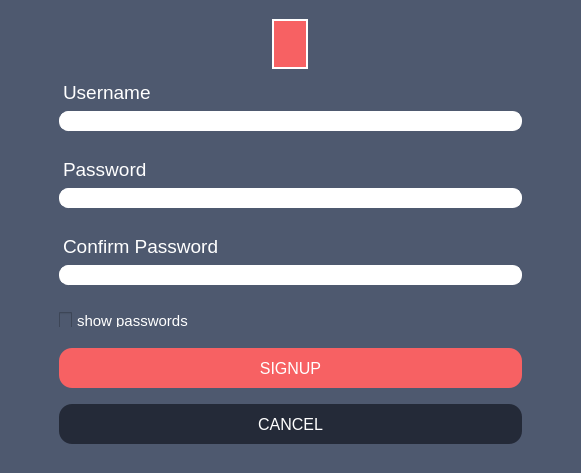
Before: the Qt Designer form src/client/gui/ui/registration.ui in aleoli/Shared-Editor, drawn with Qt 5.
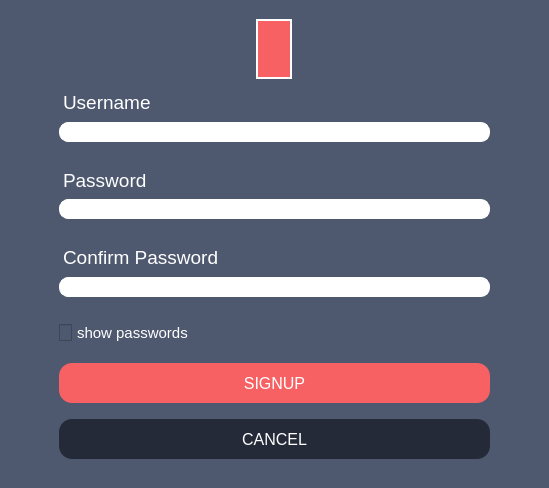
After: the same form once the commit is applied. Icons and pictures are not drawn.

```diff
--- a/src/client/gui/ui/registration.ui
+++ b/src/client/gui/ui/registration.ui
@@ -6,8 +6,8 @@
    <rect>
     <x>0</x>
     <y>0</y>
-    <width>581</width>
-    <height>473</height>
+    <width>549</width>
+    <height>488</height>
    </rect>
   </property>
   <property name="windowTitle">
@@ -94,6 +94,12 @@
 
 QPushButton:pressed{
 background-color: #242A38;
+}
+
+QToolTip{
+	background: none;
+	margin-left: 0px;
+	margin-right: 0px;
 }</string>
          </property>
          <property name="text">
@@ -244,7 +250,7 @@
     spacing: 5px;
 	font-size: 11pt;
 	color:white;
-	margin-bottom: -3px;
+	margin-bottom: 0px;
 	margin-left: 0px;
 }
 
```
Left out of the diff: 6 changed lines with no effect on the pictures.
